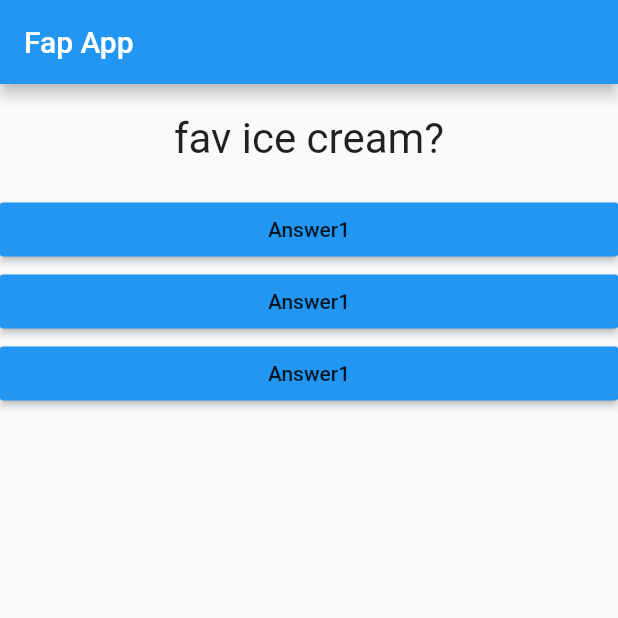
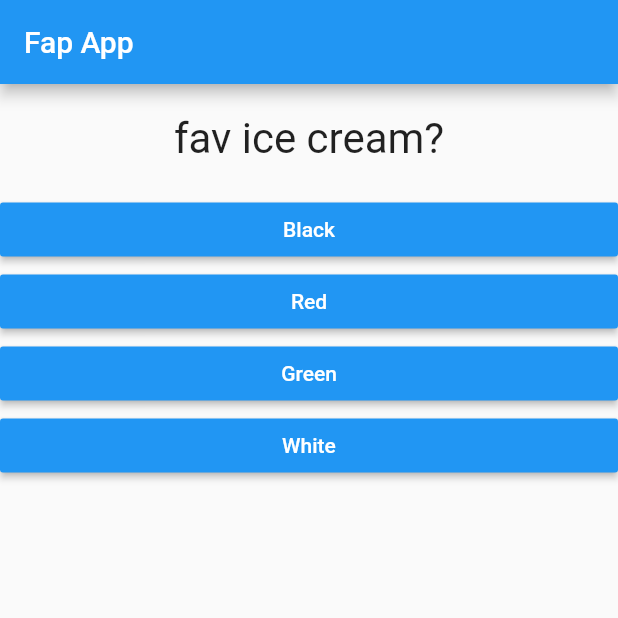
Before and after one commit to sifat18/flutter-Basic, a Flutter app: the screen it shows after launch, on a phone screen of 412 x 824 dp, the top half of it. Run offline on Flutter 3.47's test engine with Material 2 defaults, Android fonts, the phone set to English and light mode, and no system bars.

Commit message:
updating question answer data structure

```diff
--- a/lib/answer.dart
+++ b/lib/answer.dart
@@ -2,7 +2,8 @@ import 'package:flutter/material.dart';
 
 class Answer extends StatelessWidget {
   final VoidCallback sa;
-  Answer(this.sa);
+  final String aText;
+  Answer(this.sa, this.aText);
 
   @override
   Widget build(BuildContext context) {
@@ -10,7 +11,8 @@ class Answer extends StatelessWidget {
       width: double.infinity,
       child: RaisedButton(
         color: Colors.blue,
-        child: Text('Answer1'),
+        textColor: Colors.white,
+        child: Text(aText),
         onPressed: sa,
       ),
     );
--- a/lib/main.dart
+++ b/lib/main.dart
@@ -27,8 +27,18 @@ class FapState extends State<Fap> {
   }
 
   var quest = [
-    'fav ice cream?',
-    'fav person?',
+    {
+      'qText': 'fav ice cream?',
+      'ans': ['Black', 'Red', 'Green', 'White'],
+    },
+    {
+      'qText': 'fav person?',
+      'ans': ['Asfee', 'Dola', 'Promee', 'Upsy'],
+    },
+    {
+      'qText': 'Cruhes?',
+      'ans': ['Asfee', 'lamina', 'Madiha', 'Upsy'],
+    },
   ];
 
   @override
@@ -41,11 +51,11 @@ class FapState extends State<Fap> {
         body: Column(
           children: [
             Question(
-              quest[qcount],
+              quest[qcount]['qText'] as String,
             ),
-            Answer(question),
-            Answer(question),
-            Answer(question),
+            ...(quest[qcount]['ans'] as List<String>).map((ques) {
+              return Answer(question, ques);
+            }).toList()
           ], //list of widgets
         ),
         //
```
